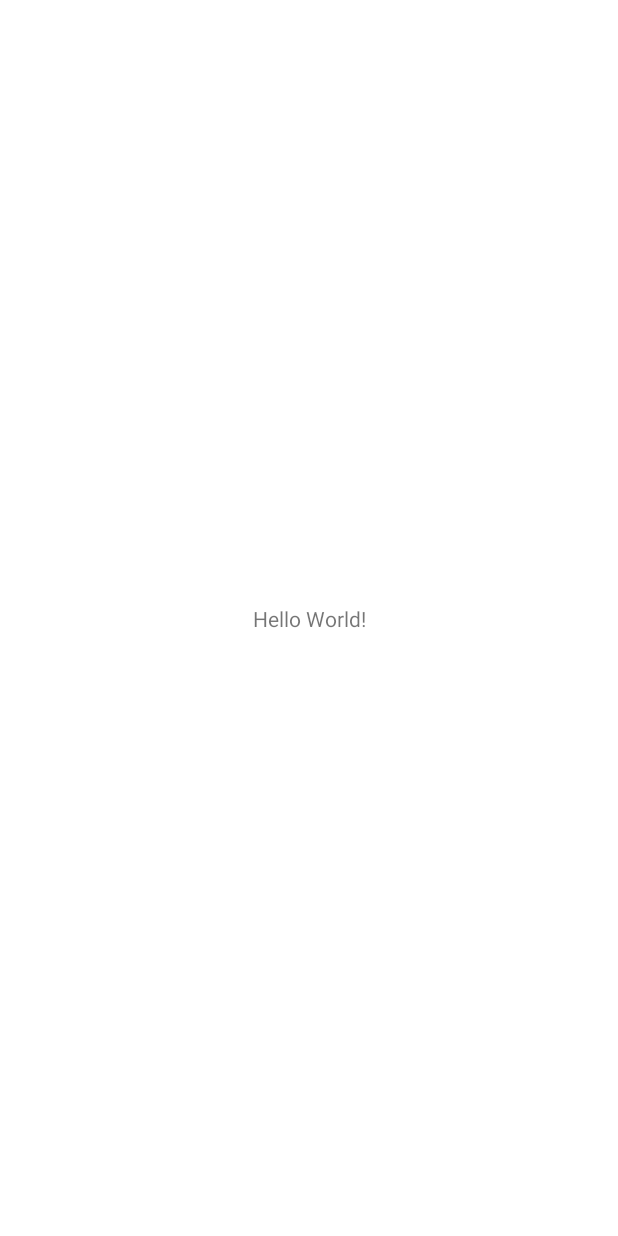
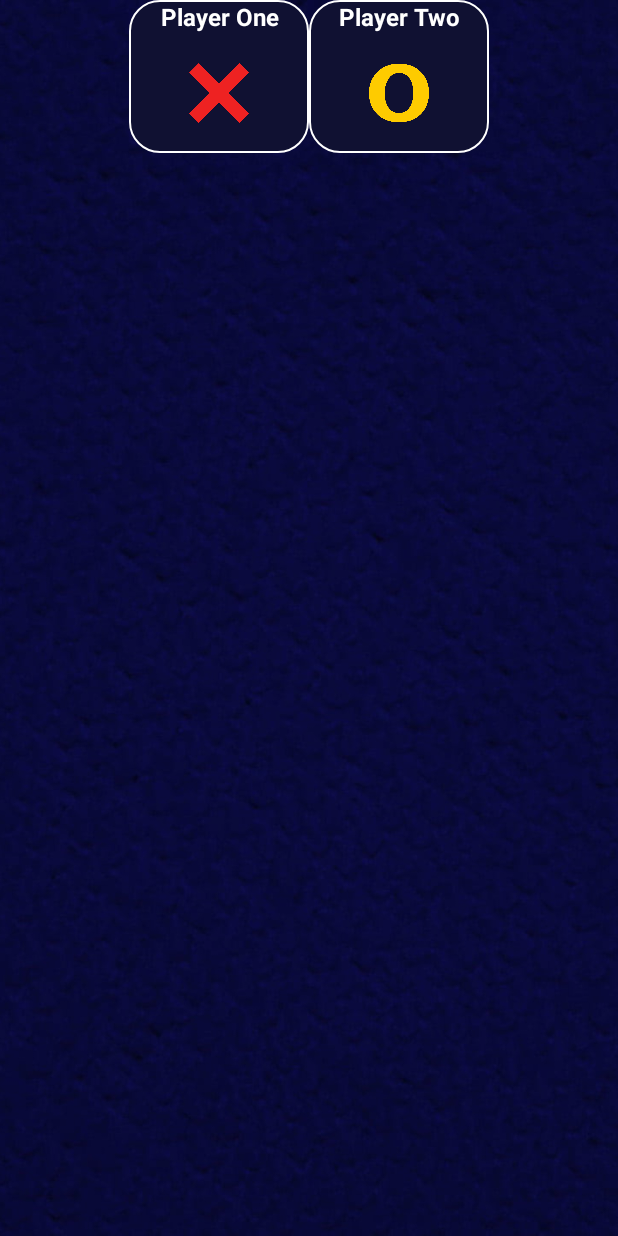
Before and after one commit to quynhpn2610/CS-300_TicTacToeApp, an Android app: the screen it shows after launch (MainActivity), on a phone screen of 412 x 824 dp. Before the commit the screen is almost empty. Run offline under Robolectric (Android 15) with nearby library versions, the phone set to English and light mode, and no system bars.

Commit message:
Add playerTwo layout to activity_main

```diff
--- a/app/src/main/java/com/example/tictactoe/MainActivity.java
+++ b/app/src/main/java/com/example/tictactoe/MainActivity.java
@@ -10,5 +10,6 @@ public class MainActivity extends AppCompatActivity {
     protected void onCreate(Bundle savedInstanceState) {
         super.onCreate(savedInstanceState);
         setContentView(R.layout.activity_main);
+
     }
 }
--- a/app/src/main/res/drawable/round_back_blue_border.xml
+++ b/app/src/main/res/drawable/round_back_blue_border.xml
@@ -1,4 +1,10 @@
 <?xml version="1.0" encoding="utf-8"?>
-<selector xmlns:android="http://schemas.android.com/apk/res/android">
+<shape xmlns:android="http://schemas.android.com/apk/res/android"
+    android:shape="rectangle">
+    <corners android:radius="20dp"/>
 
-</selector>
+
+    <solid android:color="@color/dark_blue"/>
+    <stroke android:color="@color/white"
+        android:width="1dp"/>
+</shape>
--- a/app/src/main/res/layout/activity_main.xml
+++ b/app/src/main/res/layout/activity_main.xml
@@ -1,18 +1,67 @@
 <?xml version="1.0" encoding="utf-8"?>
-<androidx.constraintlayout.widget.ConstraintLayout xmlns:android="http://schemas.android.com/apk/res/android"
+<RelativeLayout xmlns:android="http://schemas.android.com/apk/res/android"
     xmlns:app="http://schemas.android.com/apk/res-auto"
     xmlns:tools="http://schemas.android.com/tools"
     android:layout_width="match_parent"
     android:layout_height="match_parent"
+    android:background="@drawable/background"
     tools:context=".MainActivity">
 
-    <TextView
-        android:layout_width="wrap_content"
+    <LinearLayout
+        android:layout_width="match_parent"
         android:layout_height="wrap_content"
-        android:text="Hello World!"
-        app:layout_constraintBottom_toBottomOf="parent"
-        app:layout_constraintLeft_toLeftOf="parent"
-        app:layout_constraintRight_toRightOf="parent"
-        app:layout_constraintTop_toTopOf="parent" />
+        android:gravity="center"
+        android:orientation="horizontal">
 
-</androidx.constraintlayout.widget.ConstraintLayout>
+        <LinearLayout
+            android:layout_width="120dp"
+            android:layout_height="wrap_content"
+            android:orientation="vertical"
+            android:background="@drawable/round_back_blue_border"
+            android:gravity="center">
+
+            <TextView
+                android:layout_width="match_parent"
+                android:layout_height="wrap_content"
+                android:text="Player One"
+                android:textColor="#FFFFFF"
+                android:textStyle="bold"
+                android:textSize="16sp"
+                android:gravity="center"/>
+
+            <ImageView
+                android:layout_width="40dp"
+                android:layout_height="40dp"
+                android:src="@drawable/x_icon"
+                android:layout_marginTop="20dp"
+                android:layout_marginBottom="20dp"
+                />
+        </LinearLayout>
+
+        <LinearLayout
+            android:layout_width="120dp"
+            android:layout_height="wrap_content"
+            android:orientation="vertical"
+            android:background="@drawable/round_back_blue_border"
+            android:gravity="center">
+
+            <TextView
+                android:layout_width="match_parent"
+                android:layout_height="wrap_content"
+                android:text="Player Two"
+                android:textColor="#FFFFFF"
+                android:textStyle="bold"
+                android:textSize="16sp"
+                android:gravity="center"/>
+
+            <ImageView
+                android:layout_width="40dp"
+                android:layout_height="40dp"
+                android:src="@drawable/o_icon"
+                android:layout_marginTop="20dp"
+                android:layout_marginBottom="20dp"
+                />
+        </LinearLayout>
+
+    </LinearLayout>
+</RelativeLayout>
```
Also changed, not shown: app/src/main/java/com/example/tictactoe/AddPlayers.java (+28 -0 lines), app/src/main/res/drawable/round_back_blue1000.xml (+5 -2 lines), app/src/main/res/layout/activity_add_players.xml (+43 -0 lines).
